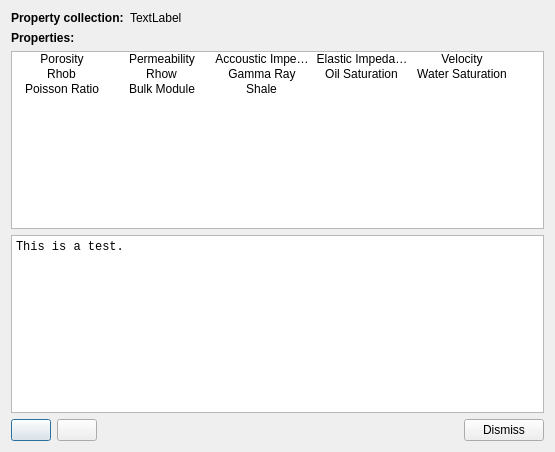
This is calculator/calculatordialog.ui in PauloCarvalhoRJ/gammaray as Qt 5 draws it before an edit. The edited form follows.
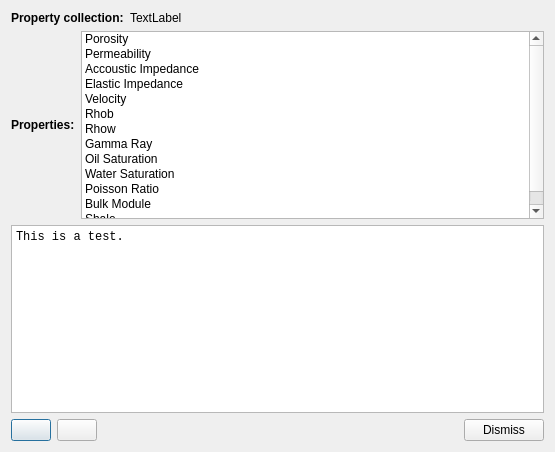
This is the edited form. Icons and pictures are not drawn.

Diff of the .ui file:
```diff
--- a/calculator/calculatordialog.ui
+++ b/calculator/calculatordialog.ui
@@ -39,6 +39,11 @@
     </layout>
    </item>
    <item>
+    <layout class="QHBoxLayout" name="horizontalLayout_3">
+     <property name="bottomMargin">
+      <number>0</number>
+     </property>
+     <item>
     <widget class="QLabel" name="label_2">
      <property name="text">
       <string>&lt;html&gt;&lt;head/&gt;&lt;body&gt;&lt;p&gt;&lt;span style=&quot; font-weight:600;&quot;&gt;Properties:&lt;/span&gt;&lt;/p&gt;&lt;/body&gt;&lt;/html&gt;</string>
@@ -54,7 +59,7 @@
       </size>
      </property>
      <property name="viewMode">
-      <enum>QListView::IconMode</enum>
+        <enum>QListView::ListMode</enum>
      </property>
      <property name="modelColumn">
       <number>0</number>
@@ -134,6 +139,8 @@
       </property>
      </item>
     </widget>
+     </item>
+    </layout>
    </item>
    <item>
     <widget class="QPlainTextEdit" name="txtScript">
```
Lines whose indentation alone changed are shown as unchanged.
